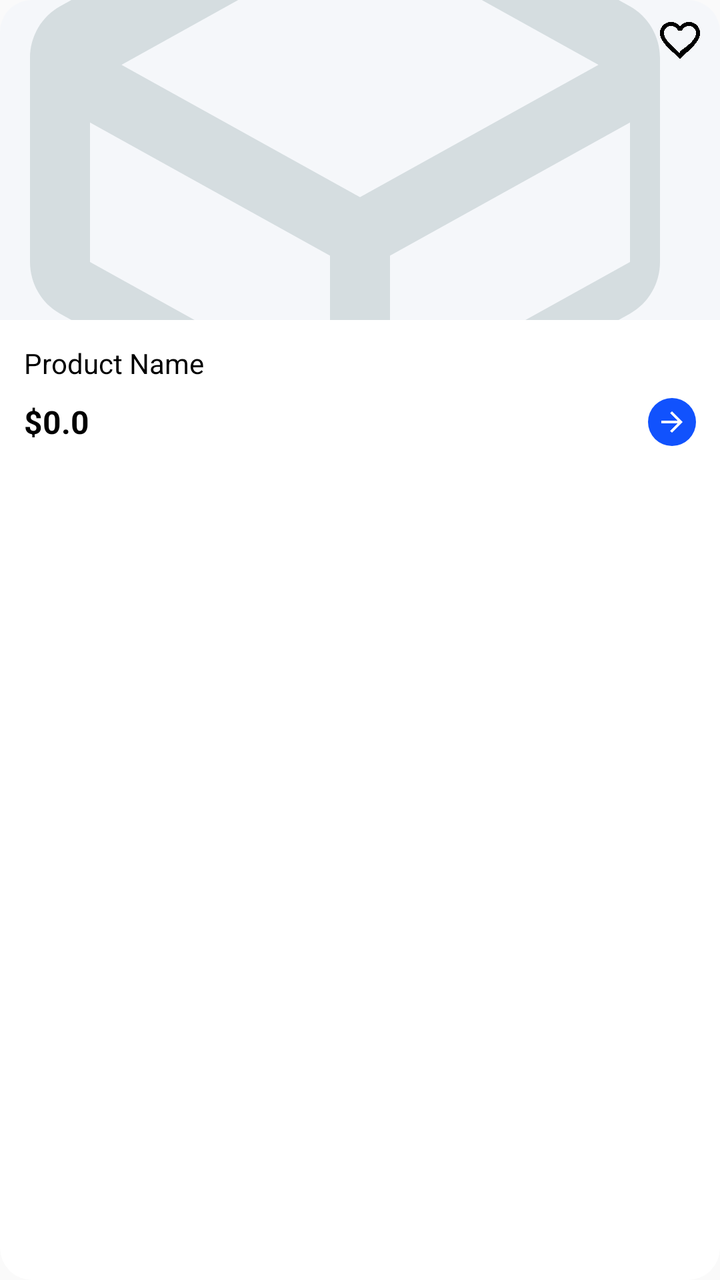
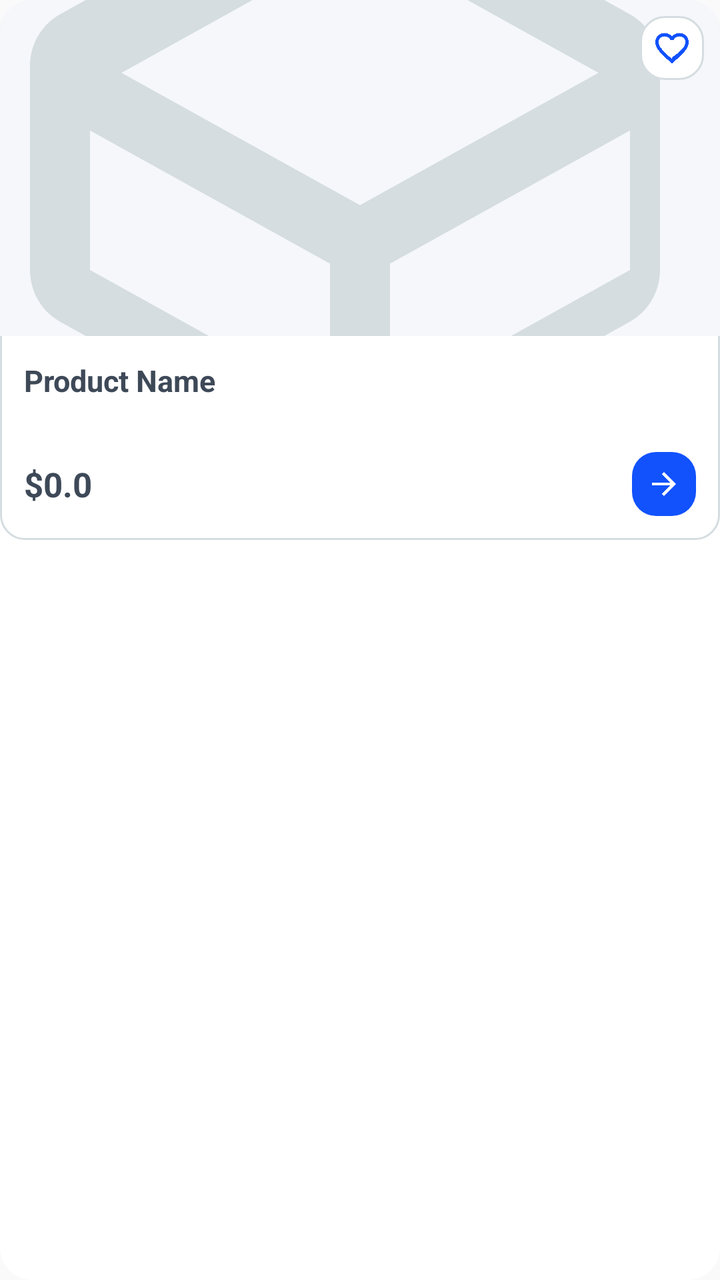

The first picture is an Android layout as it rendered before a commit; the second is the same layout after the commit. The layout source and the unified diff follow.
<!-- AndroidManifest.xml: application theme Theme.NT118R12 -->
<!-- res/layout/item_product_horizontal.xml -->
<?xml version="1.0" encoding="utf-8"?>
<androidx.cardview.widget.CardView xmlns:android="http://schemas.android.com/apk/res/android"
    xmlns:app="http://schemas.android.com/apk/res-auto"
    android:layout_width="160dp"
    android:layout_height="wrap_content"
    android:layout_margin="8dp"
    app:cardElevation="0dp"
    app:cardCornerRadius="16dp"
    android:background="@drawable/bg_card">

    <RelativeLayout
        android:layout_width="match_parent"
        android:layout_height="wrap_content">

        <ImageView
            android:id="@+id/ivProduct"
            android:layout_width="match_parent"
            android:layout_height="160dp"
            android:scaleType="centerCrop"
            android:src="@drawable/placeholder_shoe" />

        <ImageView
            android:id="@+id/ivFavorite"
            android:layout_width="24dp"
            android:layout_height="24dp"
            android:layout_alignParentTop="true"
            android:layout_alignParentEnd="true"
            android:layout_margin="8dp"
            android:src="@drawable/ic_heart" />

        <LinearLayout
            android:layout_width="match_parent"
            android:layout_height="wrap_content"
            android:layout_below="@id/ivProduct"
            android:orientation="vertical"
            android:padding="12dp">

            <TextView
                android:id="@+id/tvName"
                android:layout_width="wrap_content"
                android:layout_height="wrap_content"
                android:text="Product Name"
                android:textColor="@color/black"
                android:textSize="14sp"
                android:maxLines="1"
                android:ellipsize="end" />

            <RelativeLayout
                android:layout_width="match_parent"
                android:layout_height="wrap_content"
                android:layout_marginTop="8dp">

                <TextView
                    android:id="@+id/tvPrice"
                    android:layout_width="wrap_content"
                    android:layout_height="wrap_content"
                    android:layout_alignParentStart="true"
                    android:layout_centerVertical="true"
                    android:text="$0.0"
                    android:textStyle="bold"
                    android:textColor="@color/black"
                    android:textSize="16sp" />

                <ImageView
                    android:id="@+id/ivAdd"
                    android:layout_width="24dp"
                    android:layout_height="24dp"
                    android:layout_alignParentEnd="true"
                    android:layout_centerVertical="true"
                    android:background="@drawable/bg_btn_primary"
                    android:padding="4dp"
                    android:src="@drawable/ic_back"
                    android:rotation="180"
                    app:tint="@color/white"/>

            </RelativeLayout>
        </LinearLayout>
    </RelativeLayout>
</androidx.cardview.widget.CardView>
<!-- resources referenced by this layout -->
<resources>
  <color name="black">#FF000000</color>
  <color name="white">#FFFFFFFF</color>
  <!-- drawable bg_btn_primary (drawable) -->
  <?xml version="1.0" encoding="utf-8"?>
  <shape xmlns:android="http://schemas.android.com/apk/res/android">
      <solid android:color="@color/primary" />
      <corners android:radius="12dp" />
  </shape>
  <!-- drawable bg_card (drawable) -->
  <?xml version="1.0" encoding="utf-8"?>
  <shape xmlns:android="http://schemas.android.com/apk/res/android">
      <solid android:color="@color/white" />
      <corners android:radius="12dp" />
      <stroke android:width="1dp" android:color="@color/border" />
  </shape>
  <!-- drawable ic_back (drawable) -->
  <?xml version="1.0" encoding="utf-8"?>
  <vector xmlns:android="http://schemas.android.com/apk/res/android"
      android:width="24dp"
      android:height="24dp"
      android:viewportWidth="24"
      android:viewportHeight="24">
      <path
          android:fillColor="#FF000000"
          android:pathData="M20,11H7.83l5.59,-5.59L12,4l-8,8 8,8 1.41,-1.41L7.83,13H20v-2z" />
  </vector>
  <!-- drawable ic_heart (drawable) -->
  <?xml version="1.0" encoding="utf-8"?>
  <vector xmlns:android="http://schemas.android.com/apk/res/android"
      android:width="24dp"
      android:height="24dp"
      android:viewportWidth="24"
      android:viewportHeight="24">
      <path
          android:fillColor="#FF000000"
          android:pathData="M16.5,3c-1.74,0 -3.41,0.81 -4.5,2.09C10.91,3.81 9.24,3 7.5,3 4.42,3 2,5.42 2,8.5c0,3.78 3.4,6.86 8.55,11.54L12,21.35l1.45,-1.32C18.6,15.36 22,12.28 22,8.5 22,5.42 19.58,3 16.5,3zM12.1,18.55l-0.1,0.1 -0.1,-0.1C7.14,14.24 4,11.39 4,8.5 4,6.5 5.5,5 7.5,5c1.54,0 3.04,0.99 3.57,2.36h1.87C13.46,5.99 14.96,5 16.5,5 18.5,5 20,6.5 20,8.5c0,2.89 -3.14,5.74 -7.9,9.05z" />
  </vector>
  <!-- drawable placeholder_shoe (drawable) -->
  <?xml version="1.0" encoding="utf-8"?>
  <vector xmlns:android="http://schemas.android.com/apk/res/android"
      android:width="24dp"
      android:height="24dp"
      android:viewportWidth="24"
      android:viewportHeight="24">
      <path
          android:fillColor="@color/bg_gray_light"
          android:pathData="M0,0h24v24H0z" />
      <path
          android:fillColor="@color/text_secondary"
          android:pathData="M12.5,2.16l8.5,4.72C21.61,7.22 22,7.88 22,8.6v6.8c0,0.72 -0.39,1.38 -1,1.72l-8.5,4.72c-0.61,0.34 -1.39,0.34 -2,0l-8.5,-4.72C1.39,16.78 1,16.12 1,15.4V8.6c0,-0.72 0.39,-1.38 1,-1.72l8.5,-4.72c0.61,-0.34 1.39,-0.34 2,0z M12,4.41L4.05,8.83l7.95,4.41 7.95,-4.41L12,4.41zM3,10.75v4.65l8,4.44v-4.65L3,10.75z M13,19.84l8,-4.44v-4.65l-8,4.44V19.84z" />
  </vector>
  <style name="Theme.NT118R12" parent="Theme.MaterialComponents.Light.NoActionBar.Bridge" />
  <color name="primary">#1152FD</color>
  <color name="border">#D5DDE0</color>
  <color name="bg_gray_light">#F5F7FA</color>
  <color name="text_secondary">#D5DDE0</color>
</resources>

<!-- the commit's change to res/layout/item_product_horizontal.xml (unified diff, before → after) -->
@@ -1,32 +1,40 @@
 <?xml version="1.0" encoding="utf-8"?>
 <androidx.cardview.widget.CardView xmlns:android="http://schemas.android.com/apk/res/android"
     xmlns:app="http://schemas.android.com/apk/res-auto"
-    android:layout_width="160dp"
+    android:layout_width="168dp"
     android:layout_height="wrap_content"
     android:layout_margin="8dp"
+    app:cardBackgroundColor="@color/surface"
+    app:cardCornerRadius="16dp"
     app:cardElevation="0dp"
-    app:cardCornerRadius="16dp"
-    android:background="@drawable/bg_card">
+    app:cardUseCompatPadding="false">
 
     <RelativeLayout
         android:layout_width="match_parent"
-        android:layout_height="wrap_content">
+        android:layout_height="wrap_content"
+        android:background="@drawable/bg_card">
 
         <ImageView
             android:id="@+id/ivProduct"
             android:layout_width="match_parent"
-            android:layout_height="160dp"
+            android:layout_height="168dp"
+            android:background="@color/bg_gray_light"
+            android:contentDescription="Sản phẩm"
             android:scaleType="centerCrop"
             android:src="@drawable/placeholder_shoe" />
 
         <ImageView
             android:id="@+id/ivFavorite"
-            android:layout_width="24dp"
-            android:layout_height="24dp"
+            android:layout_width="32dp"
+            android:layout_height="32dp"
             android:layout_alignParentTop="true"
             android:layout_alignParentEnd="true"
             android:layout_margin="8dp"
-            android:src="@drawable/ic_heart" />
+            android:background="@drawable/bg_card"
+            android:contentDescription="Yêu thích"
+            android:padding="6dp"
+            android:src="@drawable/ic_heart"
+            app:tint="@color/primary" />
 
         <LinearLayout
             android:layout_width="match_parent"
@@ -36,14 +44,25 @@
             android:padding="12dp">
 
             <TextView
-                android:id="@+id/tvName"
+                android:id="@+id/tvBrand"
                 android:layout_width="wrap_content"
                 android:layout_height="wrap_content"
+                android:text="Nike"
+                android:textColor="@color/text_muted"
+                android:textSize="12sp"
+                android:visibility="gone" />
+
+            <TextView
+                android:id="@+id/tvName"
+                android:layout_width="match_parent"
+                android:layout_height="wrap_content"
+                android:ellipsize="end"
+                android:maxLines="2"
+                android:minLines="2"
                 android:text="Product Name"
-                android:textColor="@color/black"
-                android:textSize="14sp"
-                android:maxLines="1"
-                android:ellipsize="end" />
+                android:textColor="@color/text_primary"
+                android:textSize="15sp"
+                android:textStyle="bold" />
 
             <RelativeLayout
                 android:layout_width="match_parent"
@@ -57,21 +76,22 @@
                     android:layout_alignParentStart="true"
                     android:layout_centerVertical="true"
                     android:text="$0.0"
-                    android:textStyle="bold"
-                    android:textColor="@color/black"
-                    android:textSize="16sp" />
+                    android:textColor="@color/text_primary"
+                    android:textSize="17sp"
+                    android:textStyle="bold" />
 
                 <ImageView
                     android:id="@+id/ivAdd"
-                    android:layout_width="24dp"
-                    android:layout_height="24dp"
+                    android:layout_width="32dp"
+                    android:layout_height="32dp"
                     android:layout_alignParentEnd="true"
                     android:layout_centerVertical="true"
                     android:background="@drawable/bg_btn_primary"
-                    android:padding="4dp"
+                    android:contentDescription="Xem chi tiết"
+                    android:padding="7dp"
+                    android:rotation="180"
                     android:src="@drawable/ic_back"
-                    android:rotation="180"
-                    app:tint="@color/white"/>
+                    app:tint="@color/white" />
 
             </RelativeLayout>
         </LinearLayout>
<!-- resource entries referenced after the edit -->
@@ -1,6 +1,5 @@
 <!-- resources referenced by this layout -->
 <resources>
-  <color name="black">#FF000000</color>
   <color name="white">#FFFFFFFF</color>
   <!-- drawable bg_btn_primary (drawable) -->
   <?xml version="1.0" encoding="utf-8"?>
@@ -53,6 +52,9 @@
   </vector>
   <style name="Theme.NT118R12" parent="Theme.MaterialComponents.Light.NoActionBar.Bridge" />
   <color name="primary">#1152FD</color>
+  <color name="surface">#FFFFFF</color>
+  <color name="text_muted">#8F959E</color>
+  <color name="text_primary">#3E4958</color>
   <color name="border">#D5DDE0</color>
   <color name="bg_gray_light">#F5F7FA</color>
   <color name="text_secondary">#D5DDE0</color>
